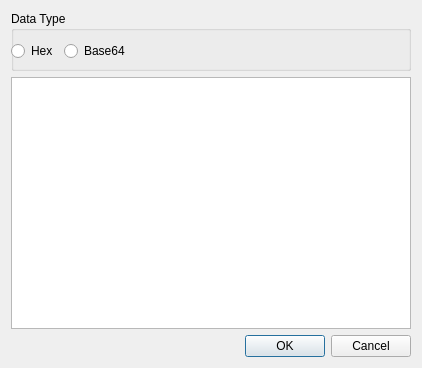
Above: BerViewer/insert_data_dlg.ui from jykim74/BerEditor before the change. Below: the same form after it.
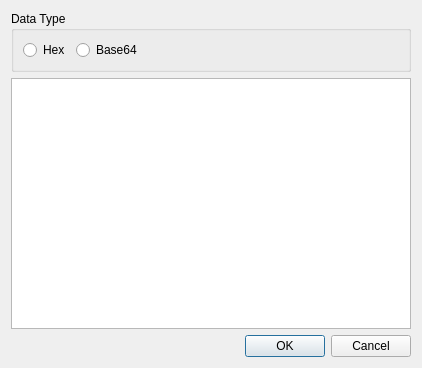
That is the form after the change.

Commit message: 화면 UI 개선

Patch:
```diff
--- a/BerViewer/insert_data_dlg.ui
+++ b/BerViewer/insert_data_dlg.ui
@@ -13,8 +13,18 @@
   <property name="windowTitle">
    <string>Insert data</string>
   </property>
-  <layout class="QVBoxLayout" name="verticalLayout_2">
-   <item>
+  <layout class="QGridLayout" name="gridLayout">
+   <item row="2" column="0">
+    <widget class="QDialogButtonBox" name="buttonBox">
+     <property name="orientation">
+      <enum>Qt::Horizontal</enum>
+     </property>
+     <property name="standardButtons">
+      <set>QDialogButtonBox::Cancel|QDialogButtonBox::Ok</set>
+     </property>
+    </widget>
+   </item>
+   <item row="0" column="0">
     <widget class="QGroupBox" name="groupBox">
      <property name="minimumSize">
       <size>
@@ -25,31 +35,22 @@
      <property name="title">
       <string>Data Type</string>
      </property>
-     <widget class="QWidget" name="gridLayoutWidget">
-      <property name="geometry">
-       <rect>
-        <x>0</x>
-        <y>20</y>
-        <width>401</width>
-        <height>41</height>
-       </rect>
-      </property>
-      <layout class="QGridLayout" name="gridLayout_2">
-       <item row="0" column="1">
-        <widget class="QRadioButton" name="mTypeBase64">
-         <property name="text">
-          <string>Base64</string>
-         </property>
-        </widget>
-       </item>
-       <item row="0" column="0">
+     <layout class="QHBoxLayout" name="horizontalLayout">
+      <item>
         <widget class="QRadioButton" name="mTypeHex">
          <property name="text">
           <string>Hex</string>
          </property>
         </widget>
        </item>
-       <item row="0" column="2">
+      <item>
+       <widget class="QRadioButton" name="mTypeBase64">
+        <property name="text">
+         <string>Base64</string>
+        </property>
+       </widget>
+      </item>
+      <item>
         <spacer name="horizontalSpacer">
          <property name="orientation">
           <enum>Qt::Horizontal</enum>
@@ -64,9 +65,8 @@
        </item>
       </layout>
      </widget>
-    </widget>
    </item>
-   <item>
+   <item row="1" column="0">
     <widget class="QPlainTextEdit" name="mTextData">
      <property name="minimumSize">
       <size>
@@ -76,16 +76,6 @@
      </property>
     </widget>
    </item>
-   <item>
-    <widget class="QDialogButtonBox" name="buttonBox">
-     <property name="orientation">
-      <enum>Qt::Horizontal</enum>
-     </property>
-     <property name="standardButtons">
-      <set>QDialogButtonBox::Cancel|QDialogButtonBox::Ok</set>
-     </property>
-    </widget>
-   </item>
   </layout>
  </widget>
  <resources/>
```
Lines whose indentation alone changed are shown as unchanged. The commit also changes 2 other files.
